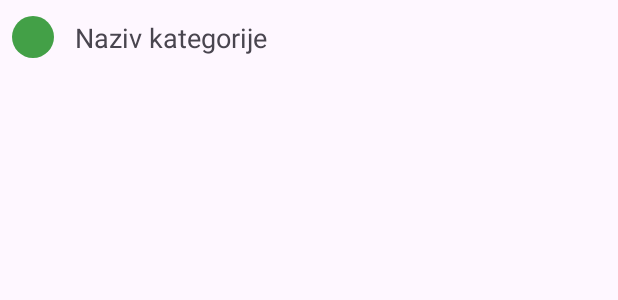
After one commit to spasojevic-nikola/e2-ma-tim37-2025, an Android app: the layout item_category.xml on its own in the app's theme, with its tools: preview values and no code run, on a phone screen of 412 x 824 dp. The commit adds this screen. Shown: the top 300 px of the screen. Run offline under Robolectric (Android 15) with nearby library versions, the phone set to English and light mode, and no system bars.

Commit message:
db working and color picker

```diff
--- /dev/null
+++ b/HabitQuest/app/src/main/res/drawable/category_color_circle.xml
@@ -0,0 +1,4 @@
+<shape xmlns:android="http://schemas.android.com/apk/res/android"
+    android:shape="oval">
+    <solid android:color="#43A047"/> <!-- Biće dinamički zamenjen iz adaptera -->
+</shape>
--- /dev/null
+++ b/HabitQuest/app/src/main/res/layout/item_category.xml
@@ -0,0 +1,24 @@
+<?xml version="1.0" encoding="utf-8"?>
+<LinearLayout xmlns:android="http://schemas.android.com/apk/res/android"
+    android:layout_width="match_parent"
+    android:layout_height="50dp"
+    android:gravity="center_vertical"
+    android:orientation="horizontal"
+    android:padding="8dp">
+
+    <!-- Vizuelni prikaz boje -->
+    <View
+        android:id="@+id/viewCategoryColor"
+        android:layout_width="28dp"
+        android:layout_height="28dp"
+        android:layout_marginEnd="14dp"
+        android:background="@drawable/category_color_circle" />
+
+    <!-- Naziv kategorije -->
+    <TextView
+        android:id="@+id/tvCategoryName"
+        android:layout_width="wrap_content"
+        android:layout_height="wrap_content"
+        android:text="Naziv kategorije"
+        android:textSize="18sp"/>
+</LinearLayout>
```
Also changed, not shown: HabitQuest/app/src/main/java/com/example/habitquest/CategoryAdapter.java (added, +34 -0 lines), HabitQuest/app/src/main/java/com/example/habitquest/ManageCategoriesActivity.java (+3 -6 lines).
